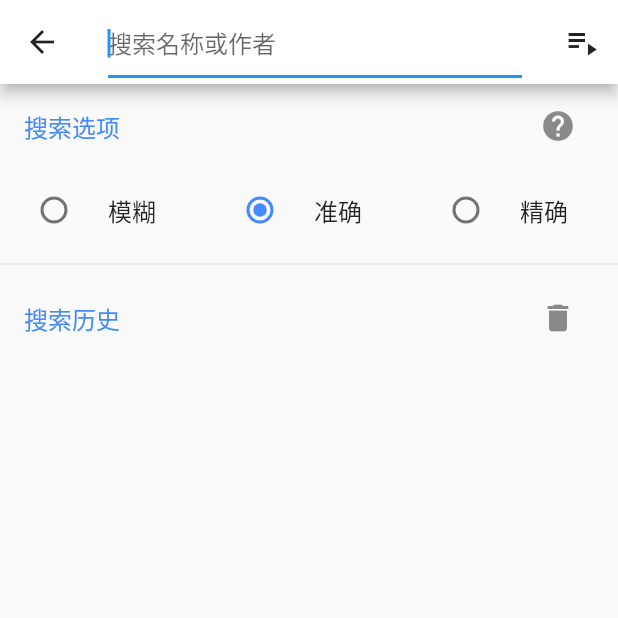
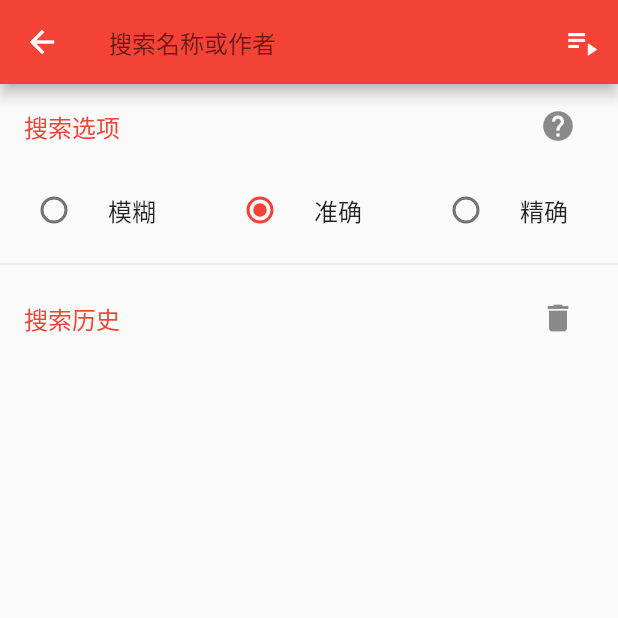
Before and after one commit to mabDc/lizi, a Flutter app: the screen it shows after launch, after a tap on the "search" icon, on a phone screen of 412 x 824 dp, the top half of it. Run offline on Flutter 3.47's test engine with Material 2 defaults, Android fonts, the phone set to English and light mode, and no system bars; our stand-ins replace chewie, video_player.

Commit message:
主题重写

```diff
--- a/lib/global/config.dart
+++ b/lib/global/config.dart
@@ -1,7 +1,5 @@
 import 'dart:convert';
 import 'dart:io';
-
-import 'package:flutter/material.dart';
 import 'package:path_provider/path_provider.dart';
 
 class Config {
@@ -14,7 +12,7 @@ class Config {
   Config._internal();
 
   String _localPath;
-  String _optionFile = 'option.json';
+  String _optionFile = 'optionV2.json';
   String _historyFile = 'history.json';
 
   static const isFullScreen = 'isFullScreen';
@@ -22,48 +20,28 @@ class Config {
   static const isFlippingAnimation = 'isFlippingAnimation';
   static const isAutoRefresh = 'isAutoRefresh';
   static const isSlidingNavigationBar = 'isSlidingNavigationBar';
+  static const isBrightnessDark = 'isBrightnessDark';
   static const searchTypeIndex = 'searchTypeIndex';
   static const themeIndex = 'themeIndex';
 
   static const searchTypeList = ['模糊', '准确', '精确'];
-  static const List<Color> themeList = [
-    Colors.blueAccent,
-    Colors.greenAccent,
-    Colors.black,
-    Colors.red,
-    Colors.teal,
-    Colors.pink,
-    Colors.amber,
-    Colors.orange,
-    Colors.green,
-    Colors.blue,
-    Colors.lightBlue,
-    Colors.purple,
-    Colors.deepPurple,
-    Colors.indigo,
-    Colors.cyan,
-    Colors.brown,
-    Colors.grey,
-    Colors.blueGrey
-  ];
   static Map<String, dynamic> option = {
     isAutoRefresh: false,
     isFullScreen: true,
     isVolumeControl: false,
     isFlippingAnimation: false,
     isSlidingNavigationBar: true,
+    isBrightnessDark: false,
     searchTypeIndex: 1,
     themeIndex: 0,
   };
   static List<dynamic> history = <dynamic>[];
-  static Color primaryColor = themeList[0];
   static dynamic setTheme;
   Future<void> init() async {
     _localPath = await _getLocalPath();
     try {
       String optionString = await _getConfig(_optionFile);
       option = jsonDecode(optionString) as Map<String, dynamic>;
-      primaryColor = themeList[option[themeIndex]];
     } catch (e) {
       print(e.toString());
     }
@@ -81,11 +59,6 @@ class Config {
   Future<void> changeOption(item, value) {
     option[item] = value;
     return _saveConfig(_optionFile, option);
-  }
-
-  Future<void> changeTheme(int _themeIndex) {
-    primaryColor = themeList[_themeIndex];
-    return changeOption(themeIndex, _themeIndex);
   }
 
   Future<void> changeHistory({List<String> history}) {
--- a/lib/main.dart
+++ b/lib/main.dart
@@ -1,4 +1,7 @@
+import 'dart:io';
+
 import 'package:flutter/material.dart';
+import 'package:flutter/services.dart';
 import 'package:lizi/global/config.dart';
 import 'package:lizi/pages/error_page.dart';
 import 'package:lizi/pages/theme_proxy_page.dart';
@@ -14,4 +17,12 @@ void main() async {
   };
 
   runApp(ThemeProxyPage());
+  if (Platform.isAndroid) {
+      // 以下两行
+      // 设置android状态栏为透明的沉浸。
+      // 写在组件渲染之后，是为了在渲染后进行set赋值，覆盖状态栏
+      // 写在渲染之前，MaterialApp组件会覆盖掉这个值。
+      SystemUiOverlayStyle systemUiOverlayStyle = SystemUiOverlayStyle(statusBarColor:    Colors.transparent);
+      SystemChrome.setSystemUIOverlayStyle(systemUiOverlayStyle);
+  }
 }
--- a/lib/pages/home_page.dart
+++ b/lib/pages/home_page.dart
@@ -55,14 +55,19 @@ class HomePageState extends State<HomePage>
           : pages[_currentIndex],
       bottomNavigationBar: Config.option[Config.isSlidingNavigationBar]
           ? Material(
+              color: Theme.of(context).primaryColor,
               child: TabBar(
                 controller: _tabcontroller,
-                  indicatorColor: Config.primaryColor,
-                  labelColor: Config.primaryColor,
-                  unselectedLabelColor: Colors.black54,
+                indicatorColor: Theme.of(context).primaryTextTheme.title.color,
+                labelColor: Theme.of(context).primaryTextTheme.title.color,
+                unselectedLabelColor: Theme.of(context)
+                    .primaryTextTheme
+                    .title
+                    .color
+                    .withOpacity(0.75),
                 tabs: navigationItems
-                      .map((item) =>
-                          Tab(text: item[text], icon: Icon(item[icon])))
+                    .map(
+                        (item) => Tab(text: item[text], icon: Icon(item[icon])))
                     .toList(),
               ),
             )
--- a/lib/pages/search_page.dart
+++ b/lib/pages/search_page.dart
@@ -21,7 +21,7 @@ class SearchPageState extends State<SearchPage> {
         child: RadioListTile<int>(
           value: i,
           title: Text(searchTypeList[i]),
-          activeColor: Config.primaryColor,
+          activeColor: Theme.of(context).primaryColor,
           groupValue: searchTypeIndex,
           onChanged: (value) {
             Config().changeOption(Config.searchTypeIndex, value);
@@ -75,18 +75,14 @@ class SearchPageState extends State<SearchPage> {
         searchHelp.add(Divider());
       }
     }
-
-    final _themeData = ThemeData(primaryColor: Colors.white);
     return Scaffold(
       appBar: AppBar(
-        backgroundColor: _themeData.primaryColor,
-        brightness: _themeData.primaryColorBrightness,
-        iconTheme: _themeData.iconTheme,
-        textTheme: _themeData.textTheme,
         title: TextField(
+          cursorColor: Theme.of(context).primaryColor,
           autofocus: true,
           textInputAction: TextInputAction.search,
-          decoration: InputDecoration(hintText: '搜索名称或作者'),
+          decoration:
+              InputDecoration(hintText: '搜索名称或作者', border: InputBorder.none),
           onSubmitted: (keyword) async {
             keyword = keyword.trim();
             if (!Config.history.contains(keyword)) {
@@ -110,11 +106,7 @@ class SearchPageState extends State<SearchPage> {
           ),
         ],
       ),
-      body: Center(
-        child: ListView(
-          children: searchHelp,
-        ),
-      ),
+      body: ListView(children: searchHelp),
     );
   }
 }
--- a/lib/pages/theme_proxy_page.dart
+++ b/lib/pages/theme_proxy_page.dart
@@ -18,7 +18,11 @@ class ThemeProxyPageState extends State<ThemeProxyPage> {
   Widget build(BuildContext context) {
     return MaterialApp(
       title: '亦搜',
-      theme: ThemeData(primaryColor: Config.primaryColor),
+      theme: ThemeData(
+          brightness: Config.option[Config.isBrightnessDark]
+              ? Brightness.dark
+              : Brightness.light,
+          primaryColor: Colors.primaries[Config.option[Config.themeIndex]]),
       home: HomePage(),
     );
   }
--- a/lib/source/search_zzzfun.dart
+++ b/lib/source/search_zzzfun.dart
@@ -18,7 +18,7 @@ class SearchZZZFun {
             '\n' + item["info"]["主演"],
             maxLines: 2,
           ),
-          trailing: Text('${item["info"]["地区"]}\n${item["info"]["年份"]}'),
+          trailing: Text('${item["info"]["年份"]}\n\n${item["info"]["地区"]}'),
           isThreeLine: true,
           onTap: () {
             chapter(context, item);
--- a/lib/ui/option_switch.dart
+++ b/lib/ui/option_switch.dart
@@ -20,7 +20,7 @@ class OptionSwitchState extends State<OptionSwitch> {
       subtitle: Text(widget._subtitle),
       trailing: Switch(
         value: Config.option[widget._optionName],
-        activeColor: Config.primaryColor,
+        activeColor: Theme.of(context).primaryColor,
         onChanged: (value) async {
           await Config().changeOption(widget._optionName, value);
           setState(() {});
--- a/lib/ui/text_with_theme.dart
+++ b/lib/ui/text_with_theme.dart
@@ -6,5 +6,5 @@ class TextWithTheme extends Text{
   TextWithTheme(this.title) : super(title);
 
   @override
-  TextStyle get style => TextStyle(color: Config.primaryColor);
+  TextStyle get style => TextStyle(color: Colors.primaries[Config.option[Config.themeIndex]]);
 }
```
Also changed, not shown: lib/pages/about_page.dart (+3 -4 lines), lib/pages/color_lens_page.dart (+48 -31 lines), lib/pages/error_page.dart (+3 -4 lines), lib/pages/video_play_page_for_zhuzi.dart (+17 -12 lines). Lines whose indentation alone changed are shown as unchanged.
